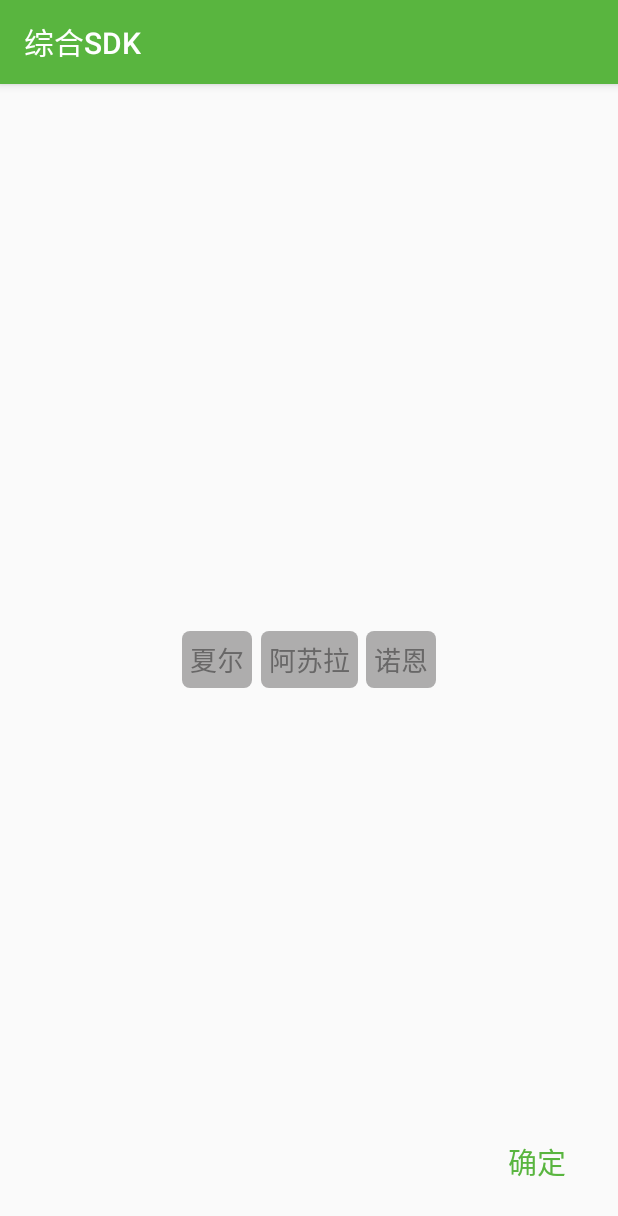
After one commit to NicolasKun/MemoDemo, an Android app: the JudgeBtnStateDemo screen opened directly, with no data from a screen before it, on a phone screen of 412 x 824 dp. The commit adds this screen. Shown: the top 1216 px of the screen. Run offline under Robolectric (Android 15) with nearby library versions, the phone set to English and light mode, and no system bars.

Commit message:
添加更改按钮状态信息的功能

```diff
--- /dev/null
+++ b/app/src/main/java/cn/leeq/util/memodemo/ui/JudgeBtnStateDemo.java
@@ -0,0 +1,82 @@
+package cn.leeq.util.memodemo.ui;
+
+import android.support.v7.app.AppCompatActivity;
+import android.os.Bundle;
+import android.view.View;
+import android.widget.TextView;
+import android.widget.Toast;
+
+import cn.leeq.util.memodemo.R;
+
+/**
+ * 点击按钮TextView改变状态
+ * 这里改变的是pressed状态
+ */
+public class JudgeBtnStateDemo extends AppCompatActivity implements View.OnClickListener {
+
+    private TextView tv1,tv2,tv3;
+    private int index = -1;
+    @Override
+    protected void onCreate(Bundle savedInstanceState) {
+        super.onCreate(savedInstanceState);
+        setContentView(R.layout.activity_judge_btn_state_demo);
+        init();
+
+        tv1.setSelected(false);
+        tv2.setSelected(false);
+        tv3.setSelected(false);
+        clickForTextView();
+    }
+
+    private void clickForTextView() {
+        tv1.setOnClickListener(this);
+        tv2.setOnClickListener(this);
+        tv3.setOnClickListener(this);
+    }
+
+    private void init() {
+        tv1 = (TextView) findViewById(R.id.jbs_tv_1);
+        tv2 = (TextView) findViewById(R.id.jbs_tv_2);
+        tv3 = (TextView) findViewById(R.id.jbs_tv_3);
+    }
+
+    public void startJudge(View view) {
+        index++;
+        if (index % 2 == 0) {
+            tv1.setSelected(true);
+            tv2.setSelected(true);
+            tv3.setSelected(true);
+            tv1.setClickable(true);
+            tv2.setClickable(true);
+            tv3.setClickable(true);
+        } else if (index % 2 == 1) {
+            tv1.setSelected(false);
+            tv2.setSelected(false);
+            tv3.setSelected(false);
+            tv1.setClickable(false);
+            tv2.setClickable(false);
+            tv3.setClickable(false);
+        }
+    }
+
+    @Override
+    public void onClick(View v) {
+        switch (v.getId()) {
+            case R.id.jbs_tv_1:
+                if (tv1.isSelected()) {
+                    Toast.makeText(JudgeBtnStateDemo.this, tv1.getText(), Toast.LENGTH_SHORT).show();
+                }
+                break;
+            case R.id.jbs_tv_2:
+                if (tv2.isSelected()) {
+                    Toast.makeText(JudgeBtnStateDemo.this, tv2.getText(), Toast.LENGTH_SHORT).show();
+                }
+                break;
+            case R.id.jbs_tv_3:
+                if (tv3.isSelected()) {
+                    Toast.makeText(JudgeBtnStateDemo.this, tv3.getText(), Toast.LENGTH_SHORT).show();
+                }
+                break;
+        }
+    }
+}
--- a/app/src/main/java/cn/leeq/util/memodemo/ui/MainActivity.java
+++ b/app/src/main/java/cn/leeq/util/memodemo/ui/MainActivity.java
@@ -100,6 +100,9 @@ public class MainActivity extends BaseActivity implements AdapterView.OnItemClic
             case 12:
                 startActivity(new Intent(this,JudgeDate.class));
                 break;
+            case 13:
+                startActivity(new Intent(this,JudgeBtnStateDemo.class));
+                break;
         }
     }
 
--- /dev/null
+++ b/app/src/main/res/color/jbs_tv_text_color.xml
@@ -0,0 +1,5 @@
+<?xml version="1.0" encoding="utf-8"?>
+<selector xmlns:android="http://schemas.android.com/apk/res/android">
+    <item android:color="#fff" android:state_selected="true" />
+    <item android:color="#686767" android:state_selected="false" />
+</selector>
--- /dev/null
+++ b/app/src/main/res/drawable/shape_jbs_tv_true.xml
@@ -0,0 +1,15 @@
+<?xml version="1.0" encoding="utf-8"?>
+<selector xmlns:android="http://schemas.android.com/apk/res/android">
+    <item android:state_selected="true">
+        <shape>
+            <corners android:radius="5dp" />
+            <gradient android:startColor="@color/colorPrimary" android:endColor="@color/colorPrimary" />
+        </shape>
+    </item>
+    <item android:state_selected="false">
+        <shape>
+            <gradient android:startColor="#aeadad" android:endColor="#aeadad" />
+            <corners android:radius="5dp" />
+        </shape>
+    </item>
+</selector>
--- /dev/null
+++ b/app/src/main/res/layout/activity_judge_btn_state_demo.xml
@@ -0,0 +1,62 @@
+<?xml version="1.0" encoding="utf-8"?>
+<RelativeLayout xmlns:android="http://schemas.android.com/apk/res/android"
+    xmlns:tools="http://schemas.android.com/tools"
+    android:layout_width="match_parent"
+    android:layout_height="match_parent"
+    android:paddingBottom="@dimen/activity_vertical_margin"
+    android:paddingLeft="@dimen/activity_horizontal_margin"
+    android:paddingRight="@dimen/activity_horizontal_margin"
+    android:paddingTop="@dimen/activity_vertical_margin"
+    tools:context="cn.leeq.util.memodemo.ui.JudgeBtnStateDemo">
+    <LinearLayout
+        android:layout_centerInParent="true"
+        android:layout_width="wrap_content"
+        android:layout_height="wrap_content"
+        android:orientation="horizontal">
+        <TextView
+            android:id="@+id/jbs_tv_1"
+            android:layout_width="wrap_content"
+            android:layout_height="wrap_content"
+            android:textSize="18sp"
+            android:layout_centerHorizontal="true"
+            android:padding="5dp"
+            android:background="@drawable/shape_jbs_tv_true"
+            android:textColor="@color/jbs_tv_text_color"
+            android:text="夏尔"/>
+        <TextView
+            android:id="@+id/jbs_tv_2"
+            android:layout_marginLeft="6dp"
+            android:layout_marginRight="5dp"
+            android:layout_width="wrap_content"
+            android:layout_height="wrap_content"
+            android:layout_centerHorizontal="true"
+            android:background="@drawable/shape_jbs_tv_true"
+            android:textColor="@color/jbs_tv_text_color"
+            android:textSize="18sp"
+            android:padding="5dp"
+            android:text="阿苏拉"/>
+        <TextView
+            android:id="@+id/jbs_tv_3"
+            android:layout_width="wrap_content"
+            android:layout_height="wrap_content"
+            android:layout_centerHorizontal="true"
+            android:background="@drawable/shape_jbs_tv_true"
+            android:textColor="@color/jbs_tv_text_color"
+            android:textSize="18sp"
+            android:padding="5dp"
+            android:text="诺恩"/>
+    </LinearLayout>
+
+    <RadioButton
+        android:onClick="startJudge"
+        android:layout_width="wrap_content"
+        android:layout_height="wrap_content"
+        android:layout_alignParentRight="true"
+        android:layout_alignParentBottom="true"
+        android:button="@null"
+        android:padding="3dp"
+        android:layout_margin="15dp"
+        android:textSize="19sp"
+        android:textColor="@color/colorPrimary"
+        android:text="确定"/>
+</RelativeLayout>
--- a/app/src/main/res/values/strings.xml
+++ b/app/src/main/res/values/strings.xml
@@ -15,6 +15,7 @@
         <item>ZXing\n二维码</item>
         <item>数字\n汉字</item>
         <item>判断\n日期</item>
+        <item>按钮状态</item>
     </string-array>
     <string name="title_activity_xutils_dbdemo">XUtilsDBDemo</string>
     <string name="menu_search">搜索</string>
```
Also changed, not shown: app/src/main/AndroidManifest.xml (+8 -3 lines).
